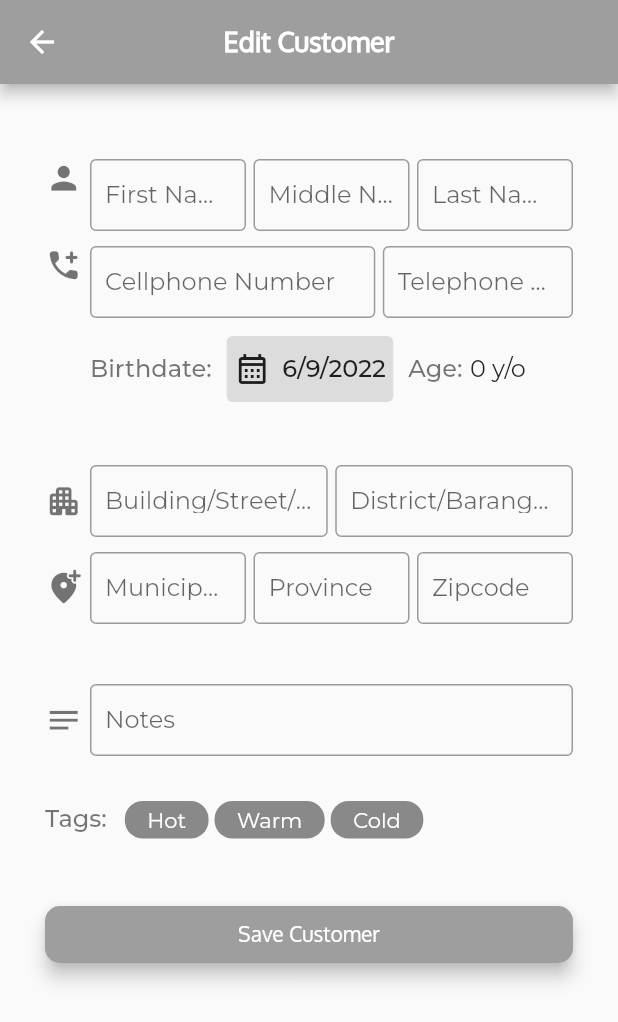
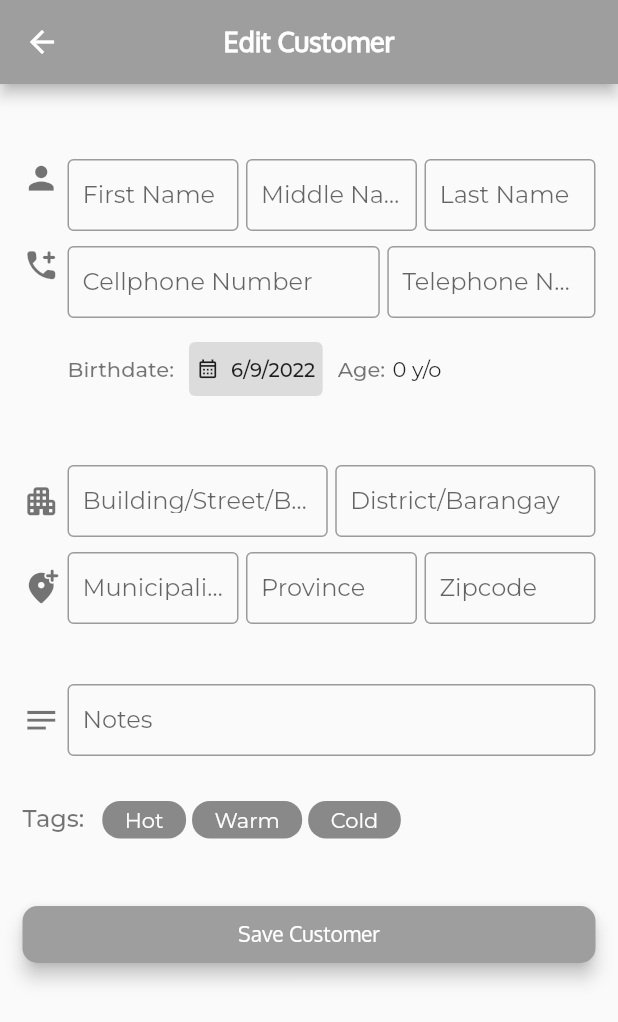
Before and after one commit to melzarjanchico-up/dennis-lechon-crm, a Flutter app: the EditCustomer screen opened directly with empty values, on a phone screen of 412 x 824 dp. Shown: the top 1022 px of the screen. Run offline on Flutter 3.47's test engine with Material 2 defaults, Android fonts, the phone set to English and light mode, and no system bars; our stand-ins replace cloud_firestore, datetime_picker_formfield, firebase_auth, firebase_core, fl_chart, flutter_spinkit and 4 more; accounts and stored records are empty; statements that could not run were skipped; project files that could hold a hidden picture were left out.

Commit message:
edited add and edit customer to fit mobile res. and also order info

```diff
--- a/lib/screens/customer_screen/customer_info/edit_customer_new.dart
+++ b/lib/screens/customer_screen/customer_info/edit_customer_new.dart
@@ -89,7 +89,7 @@ class _EditCustomerState extends State<EditCustomer> {
           key: _formKey,
           child: Padding(
             padding:
-                const EdgeInsets.symmetric(horizontal: 30.0, vertical: 40.0),
+                const EdgeInsets.symmetric(horizontal: 15.0, vertical: 50.0),
             child:
                 Column(crossAxisAlignment: CrossAxisAlignment.start, children: [
               // ----------------------------------------------- //
@@ -101,7 +101,7 @@ class _EditCustomerState extends State<EditCustomer> {
               // size: 50.0,
               //),
               Padding(
-                padding: const EdgeInsets.only(top: 10.0),
+                padding: const EdgeInsets.only(top: 0.0),
                 child: Row(
                   crossAxisAlignment: CrossAxisAlignment.start,
                   children: [
@@ -222,7 +222,7 @@ class _EditCustomerState extends State<EditCustomer> {
                             }
                             return null;
                           }),
-                    )
+                    ),
                   ],
                 ),
               ),
@@ -237,7 +237,7 @@ class _EditCustomerState extends State<EditCustomer> {
                           'Birthdate:',
                           style: TextStyle(
                               color: Colors.black54,
-                              fontSize: 16.0,
+                              fontSize: 14.0,
                               fontWeight: FontWeight.w500),
                         )),
                     TextButton.icon(
@@ -258,6 +258,7 @@ class _EditCustomerState extends State<EditCustomer> {
                       icon: const Icon(
                         Icons.calendar_month_outlined,
                         color: Colors.black87,
+                        size: 15,
                       ),
                       label: Text(
                         (_birthdateController != null)
@@ -265,7 +266,7 @@ class _EditCustomerState extends State<EditCustomer> {
                             : 'Select',
                         style: const TextStyle(
                           color: Colors.black87,
-                          fontSize: 16.0,
+                          fontSize: 13.0,
                         ),
                       ),
                       style: TextButton.styleFrom(
@@ -282,7 +283,7 @@ class _EditCustomerState extends State<EditCustomer> {
                               'Age:',
                               style: TextStyle(
                                   color: Colors.black54,
-                                  fontSize: 16.0,
+                                  fontSize: 14.0,
                                   fontWeight: FontWeight.w500),
                             ),
                             const SizedBox(width: 5.0),
@@ -292,7 +293,7 @@ class _EditCustomerState extends State<EditCustomer> {
                                   : 'N/A',
                               style: const TextStyle(
                                 color: Colors.black87,
-                                fontSize: 16.0,
+                                fontSize: 14.0,
                               ),
                             ),
                           ],
--- a/lib/screens/order_screen/order_info/order_info_new.dart
+++ b/lib/screens/order_screen/order_info/order_info_new.dart
@@ -406,13 +406,12 @@ class _OrderInfoState extends State<OrderInfo> {
                                           "(Php 8000)",
                                           "${widget.order.extraLargeLechonCount}",
                                           "$extraLargeLechonPrice"),
-
                                       const SizedBox(height: 20.0),
 
                                       // subtotal & delivery
                                       Padding(
-                                        padding: const EdgeInsets.symmetric(
-                                            horizontal: 10.0),
+                                        padding: const EdgeInsets.only(
+                                            left: 25, right: 10),
                                         child: Column(
                                           children: [
                                             Row(
```
Also changed, not shown: lib/screens/customer_screen/customer_list/add_customer_new.dart (+7 -5 lines).
